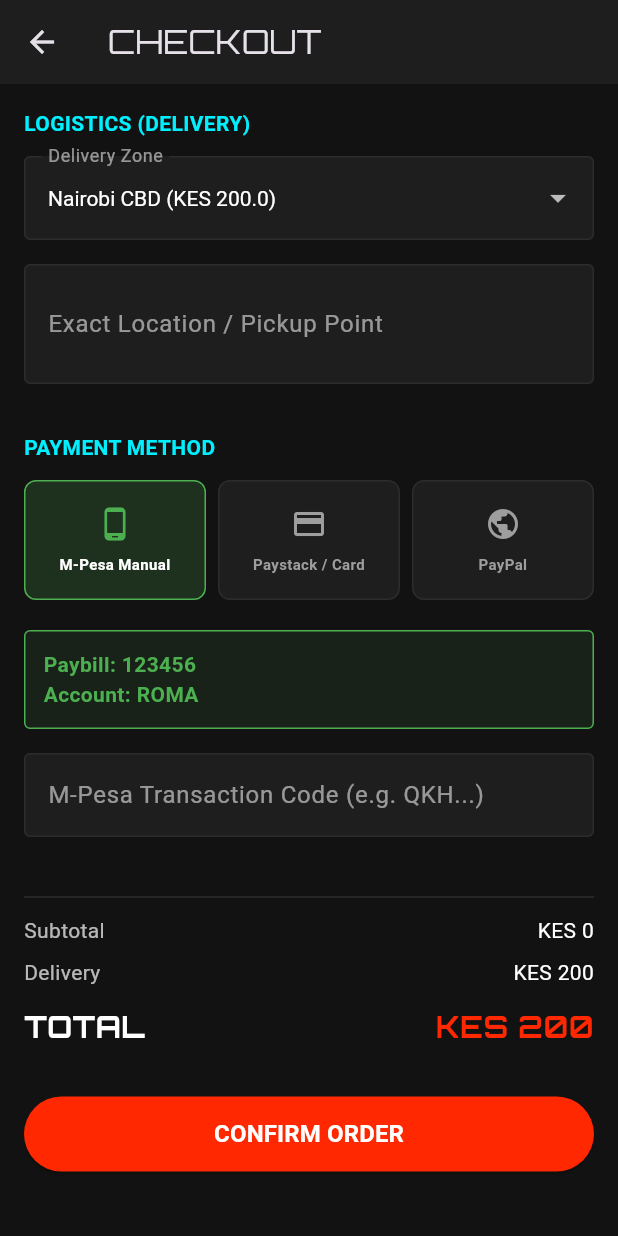
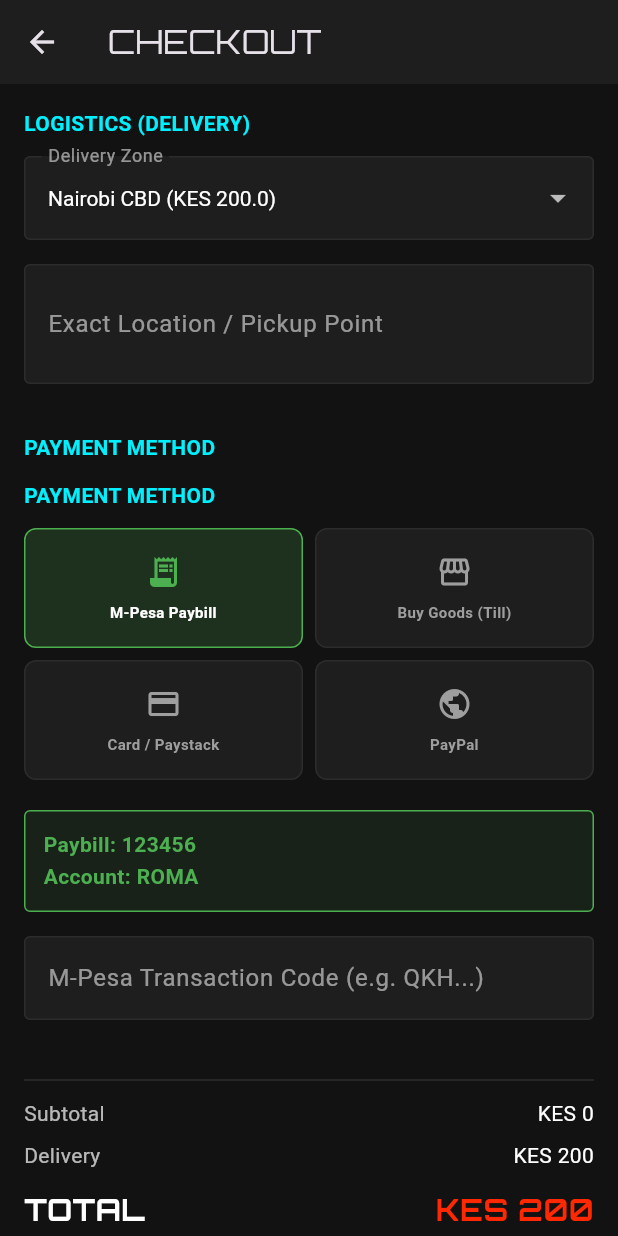
Before and after one commit to scapelord/roma_uniforms, a Flutter app: the CheckoutScreen screen opened directly, on a phone screen of 412 x 824 dp. Run offline on Flutter 3.47's test engine with Material 3 defaults, Android fonts, the phone set to English and light mode, and no system bars; our stand-ins replace flutter_animate, flutter_dotenv, flutter_riverpod, google_fonts, local_auth, pdf and 3 more; missing offline and left inert: flutter_paystack_plus; accounts and stored records are empty.

Commit message:
split update

```diff
--- a/roma_client/lib/features/cart/checkout_screen.dart
+++ b/roma_client/lib/features/cart/checkout_screen.dart
@@ -1,4 +1,5 @@
 import 'package:flutter/material.dart';
+import 'package:flutter_dotenv/flutter_dotenv.dart';
 import 'package:flutter_riverpod/flutter_riverpod.dart';
 import 'package:flutter_paystack_plus/flutter_paystack_plus.dart';
 import 'package:roma_shared/theme/app_colors.dart';
@@ -22,8 +23,9 @@
   // FIX 1: Defined the missing controller here
   final _manualMpesaCtrl = TextEditingController();
 
-  // Paystack Live Key
-  final String _paystackPublicKey = "pk_live_3117e1b5490f76523d666513330ee1dbef1f1155";
+  // Paystack Keys from .env
+  final String _paystackPublicKey = dotenv.env['PAYSTACK_PUBLIC_KEY'] ?? "";
+  final String _paystackSecretKey = dotenv.env['PAYSTACK_SECRET_KEY'] ?? "";
 
   String _selectedPaymentMethod = 'MPESA_MANUAL'; // Default
   String _selectedRegion = 'Nairobi CBD';
@@ -77,12 +79,12 @@
     String? paymentRef; // This will store the transaction code
 
     try {
-      // STRATEGY 1: MANUAL M-PESA
-      if (_selectedPaymentMethod == 'MPESA_MANUAL') {
+      // STRATEGY 1: MANUAL M-PESA (Paybill or Till)
+      if (_selectedPaymentMethod == 'MPESA_MANUAL' || _selectedPaymentMethod == 'MPESA_TILL') {
         paymentRef = _manualMpesaCtrl.text;
 
         // FIX 2: Added '?? ""' to handle potential null values safely
-        await _submitOrderToDatabase(totalAmount, deliveryFee, paymentRef ?? "");
+        await _submitOrderToDatabase(totalAmount, deliveryFee, paymentRef);
       }
 
       // STRATEGY 2: PAYSTACK (Cards / Auto M-Pesa)
@@ -90,9 +92,10 @@
         try {
           await FlutterPaystackPlus.openPaystackPopup(
             publicKey: _paystackPublicKey,
+            secretKey: _paystackSecretKey, // Passing Secret Key as requested
             customerEmail: "client@roma.com",
             context: context,
-            amount: (totalAmount * 100).toString(), // Amount in Kobo/Cents as String
+            amount: (totalAmount * 100).toString(),
             reference: "ROMA_${DateTime.now().millisecondsSinceEpoch}",
             onClosed: () {
               ScaffoldMessenger.of(context).showSnackBar(const SnackBar(content: Text("Payment Cancelled / Window Closed")));
@@ -211,13 +214,25 @@
 
             // --- SECTION 2: PAYMENT SELECTOR ---
             _sectionTitle("PAYMENT METHOD"),
-            Row(
+            // --- SECTION 2: PAYMENT SELECTOR ---
+            _sectionTitle("PAYMENT METHOD"),
+            Column(
               children: [
-                _buildPaymentCard("M-Pesa Manual", "MPESA_MANUAL", Icons.phone_android, Colors.green),
-                const SizedBox(width: 8),
-                _buildPaymentCard("Paystack / Card", "PAYSTACK", Icons.credit_card, Colors.blue),
-                const SizedBox(width: 8),
-                _buildPaymentCard("PayPal", "PAYPAL", Icons.public, Colors.indigo),
+                Row(
+                  children: [
+                    _buildPaymentCard("M-Pesa Paybill", "MPESA_MANUAL", Icons.receipt_long, Colors.green),
+                    const SizedBox(width: 8),
+                    _buildPaymentCard("Buy Goods (Till)", "MPESA_TILL", Icons.storefront, Colors.teal),
+                  ],
+                ),
+                const SizedBox(height: 8),
+                Row(
+                  children: [
+                    _buildPaymentCard("Card / Paystack", "PAYSTACK", Icons.credit_card, Colors.blue),
+                    const SizedBox(width: 8),
+                    _buildPaymentCard("PayPal", "PAYPAL", Icons.public, Colors.indigo),
+                  ],
+                ),
               ],
             ),
             const SizedBox(height: 20),
@@ -266,31 +281,14 @@
 
   Widget _buildDynamicPaymentFields() {
     if (_selectedPaymentMethod == 'MPESA_MANUAL') {
-      return Column(
-        key: const ValueKey('MPESA'),
-        crossAxisAlignment: CrossAxisAlignment.start,
-        children: [
-          Container(
-            width: double.infinity,
-            padding: const EdgeInsets.all(12),
-            decoration: BoxDecoration(
-              color: Colors.green.withValues(alpha: 0.1),
-              border: Border.all(color: Colors.green),
-              borderRadius: BorderRadius.circular(4),
-            ),
-            child: const Text(
-              "Paybill: 123456\nAccount: ROMA",
-              style: TextStyle(color: Colors.green, fontWeight: FontWeight.bold),
-            ),
-          ),
-          const SizedBox(height: 16),
-          TextFormField(
-            controller: _manualMpesaCtrl,
-            style: const TextStyle(color: Colors.white),
-            decoration: _inputDec("M-Pesa Transaction Code (e.g. QKH...)"),
-            validator: (v) => v!.length < 10 ? "Invalid Code" : null,
-          ),
-        ],
+      return _buildManualPaymentInstructions(
+        "Paybill: 123456\nAccount: ROMA",
+        Colors.green,
+      );
+    } else if (_selectedPaymentMethod == 'MPESA_TILL') {
+      return _buildManualPaymentInstructions(
+        "Buy Goods Till: 3480850\nName: Mary Wanjiru Njoroge",
+        Colors.teal,
       );
     } else if (_selectedPaymentMethod == 'PAYSTACK') {
       return Container(
@@ -369,6 +367,35 @@
     );
   }
 
+  Widget _buildManualPaymentInstructions(String text, Color color) {
+    return Column(
+      key: ValueKey(text.hashCode), // Unique key for animation
+      crossAxisAlignment: CrossAxisAlignment.start,
+      children: [
+        Container(
+          width: double.infinity,
+          padding: const EdgeInsets.all(12),
+          decoration: BoxDecoration(
+            color: color.withValues(alpha: 0.1),
+            border: Border.all(color: color),
+            borderRadius: BorderRadius.circular(4),
+          ),
+          child: Text(
+            text,
+            style: TextStyle(color: color, fontWeight: FontWeight.bold, height: 1.5),
+          ),
+        ),
+        const SizedBox(height: 16),
+        TextFormField(
+          controller: _manualMpesaCtrl,
+          style: const TextStyle(color: Colors.white),
+          decoration: _inputDec("M-Pesa Transaction Code (e.g. QKH...)"),
+          validator: (v) => v!.length < 10 ? "Invalid Code" : null,
+        ),
+      ],
+    );
+  }
+
   InputDecoration _inputDec(String label) {
     return InputDecoration(
       labelText: label,
--- a/roma_client/lib/main.dart
+++ b/roma_client/lib/main.dart
@@ -4,6 +4,7 @@
 import 'package:flutter_riverpod/flutter_riverpod.dart';
 import 'package:supabase_flutter/supabase_flutter.dart';
 import 'package:roma_shared/constants/app_constants.dart';
+import 'package:flutter_dotenv/flutter_dotenv.dart';
 
 Future<void> main() async {
   WidgetsFlutterBinding.ensureInitialized();
@@ -12,6 +13,8 @@
     url: AppConstants.supabaseUrl,
     anonKey: AppConstants.supabaseAnonKey,
   );
+
+  await dotenv.load(fileName: ".env");
 
   runApp(const ProviderScope(child: RomaClientApp()));
 }
--- a/roma_client/pubspec.yaml
+++ b/roma_client/pubspec.yaml
@@ -52,6 +52,7 @@
   pdf: ^3.11.3
   printing: ^5.14.2
   shared_preferences: ^2.5.4
+  flutter_dotenv: ^6.0.0
 
 dependency_overrides:
   intl: ^0.19.0
@@ -93,6 +94,7 @@
   # To add assets to your application, add an assets section, like this:
   assets:
     - assets/
+    - .env
   #   - images/a_dot_ham.jpeg
 
   # An image asset can refer to one or more resolution-specific "variants", see
```
Also changed, not shown: roma_client/pubspec.lock, 4 other files.
